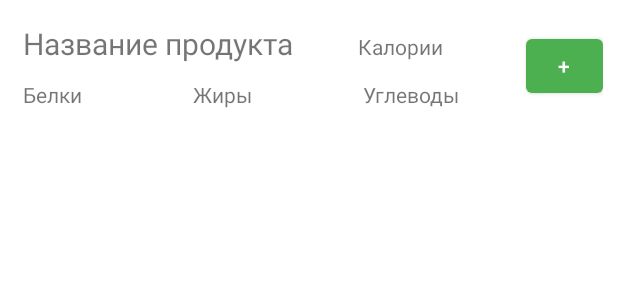
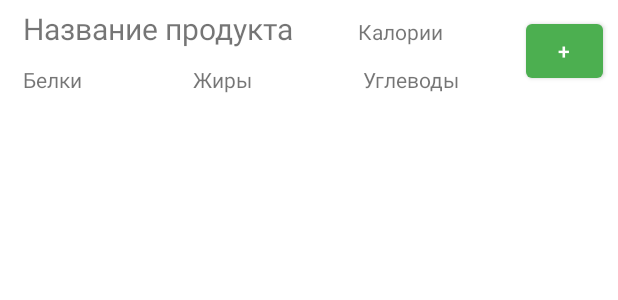
Before and after one commit to pauldub04/KiteApp, an Android app: the layout product_block.xml on its own in the app's theme, with its tools: preview values and no code run, on a phone screen of 412 x 824 dp. Shown: the top 300 px of the screen. Run offline under Robolectric (Android 15) with nearby library versions, the light colour scheme and no system bars; network calls fail.

Commit message:
product search

```diff
--- a/app/src/main/res/layout/product_block.xml
+++ b/app/src/main/res/layout/product_block.xml
@@ -4,8 +4,7 @@
     xmlns:tools="http://schemas.android.com/tools"
     android:orientation="horizontal"
     android:layout_width="match_parent"
-    android:layout_height="wrap_content"
-    android:padding="10dp">
+    android:layout_height="wrap_content">
 
 
 
@@ -13,7 +12,10 @@
         android:layout_width="0dp"
         android:layout_weight="10"
         android:layout_height="wrap_content"
-        android:orientation="vertical">
+        android:layout_marginLeft="10dp"
+        android:layout_marginStart="10dp"
+        android:orientation="vertical"
+        >
         <LinearLayout
             android:layout_width="match_parent"
             android:layout_height="wrap_content"
@@ -74,6 +76,9 @@
         android:layout_weight="1.5"
         android:layout_height="wrap_content"
         android:layout_marginTop="10dp"
-        android:text="+" />
+        android:layout_marginRight="10dp"
+        android:layout_marginEnd="10dp"
+        android:text="+"
+        />
 
 </LinearLayout>
```
Also changed, not shown: app/src/main/java/com/example/foodapp/AddFoodNew.java (+25 -2 lines), app/src/main/java/com/example/foodapp/db/DbStaticManager.java (+16 -3 lines), app/src/main/res/layout/activity_add_food_new.xml (+22 -6 lines), app/src/main/java/com/example/foodapp/ProductStateAdapter.java (line endings or trailing spaces).
